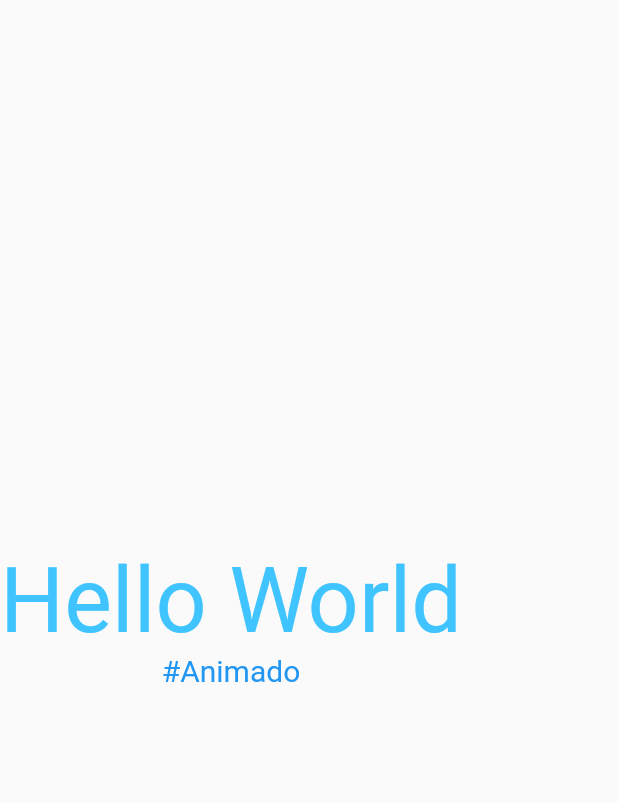
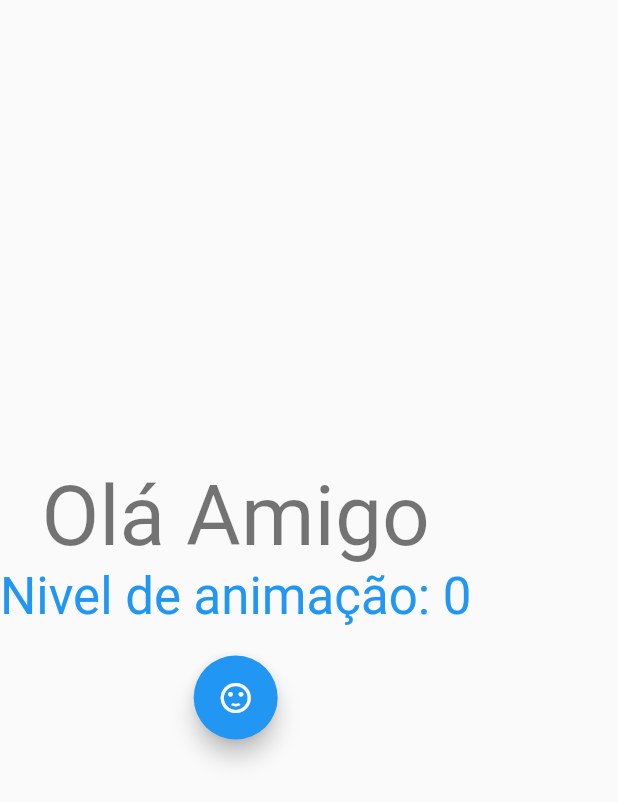
Before and after one commit to GadsDev/Hellow-Flutter, a Flutter app: the HomePage widget shown alone on an empty page, opened directly, on a phone screen of 412 x 824 dp. Shown: the top 802 px of the screen. Run offline on Flutter 3.47's test engine with Material 2 defaults, Android fonts, the phone set to English and light mode, and no system bars.

Commit message:
Happy Counter Add

```diff
--- a/myapp/lib/pages/gustavoPage.dart
+++ b/myapp/lib/pages/gustavoPage.dart
@@ -10,7 +10,10 @@ class _GustavoPageState extends State<GustavoPage> {
   Widget build(BuildContext context) {
     return Column(
       children: <Widget>[
-        Text('Visite: ', textAlign: TextAlign.center,),
+        Text('Visite: ',
+          textAlign: TextAlign.center,
+          style: Theme.of(context).textTheme.body1
+        ),
         RaisedButton(
           child: Text('https://github.com/GadsDev', textAlign: TextAlign.center,),)
       ],
--- a/myapp/lib/pages/homePage.dart
+++ b/myapp/lib/pages/homePage.dart
@@ -6,24 +6,33 @@ class HomePage extends StatefulWidget {
 }
 
 class _HomePageState extends State<HomePage> {
+  int _animacao = 0;
+
   @override
   Widget build(BuildContext context) {
-    return
-        Column(
+    return Column(
       mainAxisAlignment: MainAxisAlignment.center,
       children: <Widget>[
-            Text(
-              'Hello World',
+        Text('Olá Amigo',
             textAlign: TextAlign.center,
-              style: TextStyle(color: Colors.lightBlueAccent, fontSize: 60),
-            ),
-            Text(
-              '#Animado',
+            style: Theme.of(context).textTheme.display3),
+        Text('Nivel de animação: $_animacao',
             textAlign: TextAlign.center,
-              style: TextStyle(color: Colors.blue, fontSize: 20),
-            )
+            style: Theme.of(context)
+                .textTheme
+                .display1
+                .copyWith(color: Colors.blue)),
+        Padding(
+            padding: EdgeInsets.all(20),
+            child: FloatingActionButton(
+              onPressed: () {
+                setState(() {
+                  _animacao++;
+                });
+              },
+              child: Icon(Icons.sentiment_satisfied),
+            ))
       ],
-
     );
   }
 }
```
Also changed, not shown: myapp/lib/template.dart (+11 -2 lines). Lines whose indentation alone changed are shown as unchanged.
